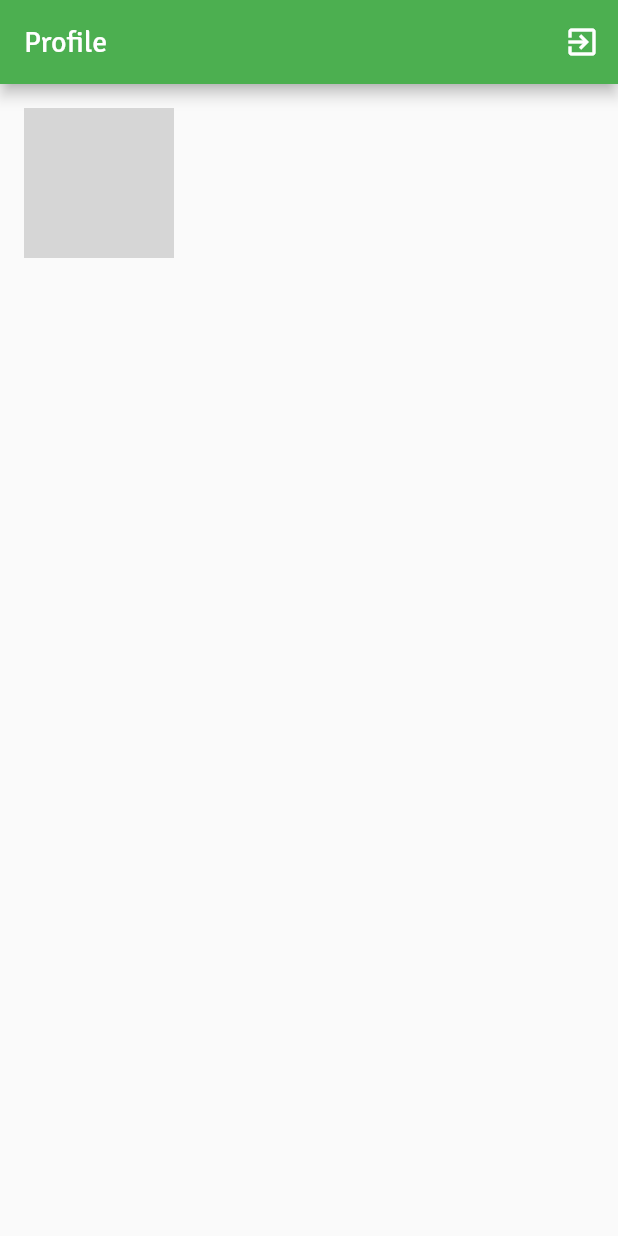
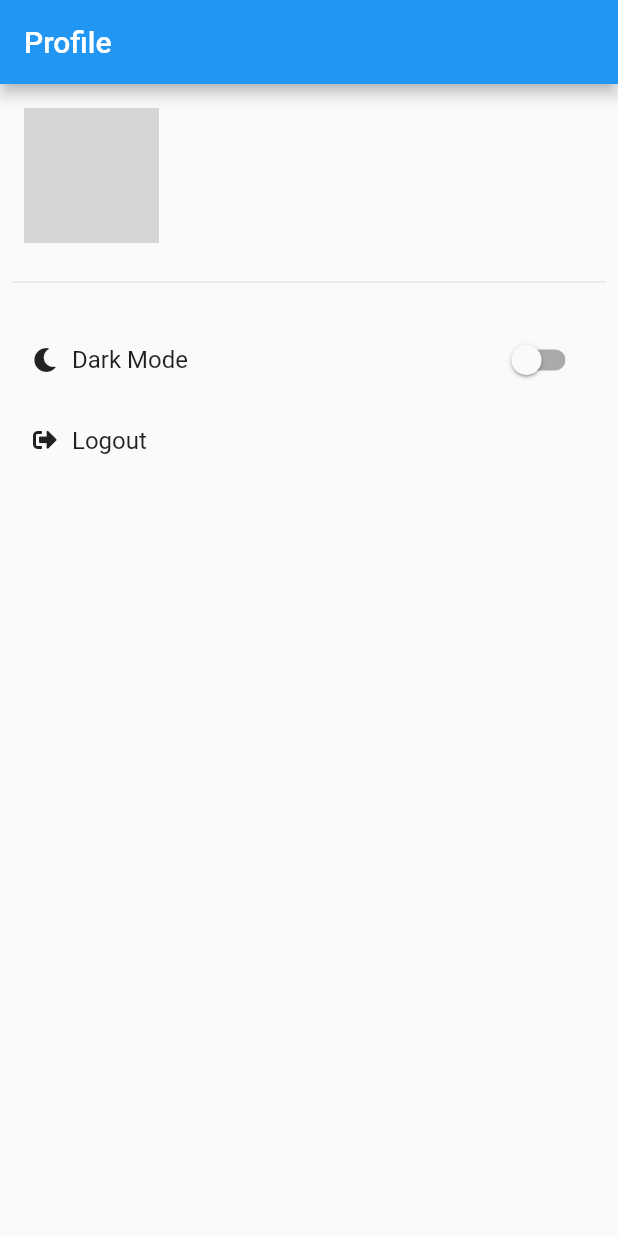
Before and after one commit to keepant/chater, a Flutter app: the Profile screen opened directly, on a phone screen of 412 x 824 dp. Run offline on Flutter 3.47's test engine with Material 2 defaults, Android fonts, the phone set to English and light mode, and no system bars; our stand-ins replace cloud_firestore, firebase_auth, firebase_core, font_awesome_flutter, get, shared_preferences; missing offline and left inert: circular_reveal_animation; accounts and stored records are empty; network calls fail; grey boxes are pictures that could not be loaded.

Commit message:
add dark mode

```diff
--- /dev/null
+++ b/lib/provider/theme_service.dart
@@ -0,0 +1,29 @@
+import 'package:chater/data/preferences/prefs.dart';
+import 'package:flutter/material.dart';
+
+class ThemeService extends ChangeNotifier {
+  ThemeService() {
+    _getTheme();
+  }
+
+  bool _isDarkTheme = false;
+  bool _isAnimated = false;
+
+  bool get isDarkTheme => _isDarkTheme;
+  bool get isAnimated => _isAnimated;
+
+  void _getTheme() async {
+    _isDarkTheme = await prefs.getTheme();
+    notifyListeners();
+  }
+
+  void setDarkTheme(bool value) {
+    prefs.setDarkTheme(value);
+    _getTheme();
+  }
+
+  void setAnimated(bool value) {
+    _isAnimated = value;
+    notifyListeners();
+  }
+}
--- a/lib/screens/home.dart
+++ b/lib/screens/home.dart
@@ -23,8 +23,9 @@ class _HomeState extends State<Home> {
   @override
   Widget build(BuildContext context) {
     return Scaffold(
-      body: Center(
-        child: _listPage[_currentIndex],
+      body: IndexedStack(
+        index: _currentIndex,
+        children: _listPage,
       ),
       bottomNavigationBar: BottomNavigationBar(
         onTap: onBottomNavTab,
--- a/lib/screens/profile/profile.dart
+++ b/lib/screens/profile/profile.dart
@@ -1,16 +1,22 @@
+import 'package:chater/provider/theme_service.dart';
 import 'package:chater/screens/login/login.dart';
 import 'package:chater/widgets/loading.dart';
 import 'package:chater/data/auth/auth.dart';
+import 'package:circular_reveal_animation/circular_reveal_animation.dart';
 import 'package:firebase_auth/firebase_auth.dart';
 import 'package:flutter/material.dart';
+import 'package:font_awesome_flutter/font_awesome_flutter.dart';
 import 'package:get/get.dart';
+import 'package:provider/provider.dart';
 
 class Profile extends StatefulWidget {
   @override
   _ProfileState createState() => _ProfileState();
 }
 
-class _ProfileState extends State<Profile> {
+class _ProfileState extends State<Profile> with SingleTickerProviderStateMixin {
+  AnimationController _animationController;
+  Animation<double> _animation;
   final FirebaseAuth _firebaseAuth = FirebaseAuth.instance;
   User user;
 
@@ -25,49 +31,48 @@ class _ProfileState extends State<Profile> {
   }
 
   @override
+  void initState() {
+    super.initState();
+    _animationController = AnimationController(
+      vsync: this,
+      duration: Duration(milliseconds: 500),
+    );
+    _animation = CurvedAnimation(
+      parent: _animationController,
+      curve: Curves.easeIn,
+    );
+    _animationController.forward();
+  }
+
+  @override
+  void dispose() {
+    _animationController.dispose();
+    super.dispose();
+  }
+
+  @override
   Widget build(BuildContext context) {
     return Scaffold(
       appBar: AppBar(
         automaticallyImplyLeading: false,
         title: Text('Profile'),
-        actions: [
-          IconButton(
-            icon: Icon(Icons.exit_to_app),
-            onPressed: () {
-              Get.dialog(
-                AlertDialog(
-                  title: Text('Logout'),
-                  content: Text('Are you sure?'),
-                  actions: [
-                    FlatButton(
-                      onPressed: () => Get.back(),
-                      child: Text(
-                        'No',
-                        style: TextStyle(color: Colors.red),
       ),
-                    ),
-                    FlatButton(
-                      onPressed: () async {
-                        await auth.signOut();
-                        Get.off(LoginPage());
-                        Get.snackbar(
-                          'Login successfullly!',
-                          'Thanks for using apps!',
-                          snackPosition: SnackPosition.BOTTOM,
-                          backgroundColor: Colors.black,
-                          colorText: Colors.white,
-                        );
+      body: Consumer<ThemeService>(
+        builder: (context, theme, widget) {
+          return theme.isAnimated
+              ? CircularRevealAnimation(
+                  child: _screenBody(),
+                  animation: _animation,
+                  centerOffset: Offset(0, 0),
+                )
+              : _screenBody();
         },
-                      child: Text('Yes'),
-                    )
-                  ],
       ),
     );
-            },
-          )
-        ],
-      ),
-      body: Padding(
+  }
+
+  Widget _screenBody() {
+    return Padding(
       padding: const EdgeInsets.all(8.0),
       child: FutureBuilder<User>(
         future: currentUser(),
@@ -90,7 +95,7 @@ class _ProfileState extends State<Profile> {
                     Padding(
                       padding: const EdgeInsets.all(8.0),
                       child: CircleAvatar(
-                          radius: 50.0,
+                        radius: 45.0,
                         backgroundImage: NetworkImage(
                             'https://ui-avatars.com/api/?size=128&name=${dataUser.displayName}'),
                       ),
@@ -124,6 +129,115 @@ class _ProfileState extends State<Profile> {
                     )
                   ],
                 ),
+                SizedBox(
+                  height: 10.0,
+                ),
+                Divider(),
+                SizedBox(
+                  height: 10.0,
+                ),
+                Padding(
+                  padding: const EdgeInsets.symmetric(
+                    horizontal: 14.0,
+                    vertical: 10.0,
+                  ),
+                  child: Row(
+                    mainAxisAlignment: MainAxisAlignment.spaceBetween,
+                    children: [
+                      Row(
+                        children: [
+                          Icon(
+                            FontAwesomeIcons.solidMoon,
+                            size: 16.0,
+                          ),
+                          SizedBox(width: 10.0),
+                          Text(
+                            'Dark Mode',
+                            style: TextStyle(
+                              fontSize: 16.0,
+                            ),
+                          ),
+                        ],
+                      ),
+                      Consumer<ThemeService>(
+                        builder: (context, theme, widget) {
+                          return Switch(
+                            value: theme.isDarkTheme,
+                            onChanged: (value) {
+                              theme.setAnimated(true);
+                              theme.setDarkTheme(value);
+                              theme.setAnimated(false);
+
+                              if (_animationController.status ==
+                                      AnimationStatus.forward ||
+                                  _animationController.status ==
+                                      AnimationStatus.completed) {
+                                _animationController.reset();
+                                _animationController.forward();
+                              } else {
+                                _animationController.forward();
+                              }
+                            },
+                          );
+                        },
+                      )
+                    ],
+                  ),
+                ),
+                InkWell(
+                  onTap: () {
+                    Get.dialog(
+                      AlertDialog(
+                        title: Text('Logout'),
+                        content: Text('Are you sure?'),
+                        actions: [
+                          FlatButton(
+                            onPressed: () => Get.back(),
+                            child: Text(
+                              'No',
+                              style: TextStyle(color: Colors.red),
+                            ),
+                          ),
+                          FlatButton(
+                            onPressed: () async {
+                              await auth.signOut();
+                              Get.off(LoginPage());
+                              Get.snackbar(
+                                'Login successfullly!',
+                                'Thanks for using apps!',
+                                snackPosition: SnackPosition.BOTTOM,
+                                backgroundColor: Colors.black,
+                                colorText: Colors.white,
+                              );
+                            },
+                            child: Text('Yes'),
+                          )
+                        ],
+                      ),
+                    );
+                  },
+                  child: Padding(
+                    padding: const EdgeInsets.symmetric(
+                      horizontal: 14.0,
+                      vertical: 10.0,
+                    ),
+                    child: Row(
+                      children: [
+                        Icon(
+                          FontAwesomeIcons.signOutAlt,
+                          size: 16.0,
+                        ),
+                        SizedBox(width: 10.0),
+                        Text(
+                          'Logout',
+                          style: TextStyle(
+                            fontSize: 16.0,
+                          ),
+                        ),
+                      ],
+                    ),
+                  ),
+                ),
               ],
             );
           }
@@ -131,7 +245,6 @@ class _ProfileState extends State<Profile> {
           return Loading();
         },
       ),
-      ),
     );
   }
 }
```
Also changed, not shown: lib/data/preferences/prefs.dart (+12 -1 lines), lib/main.dart (+15 -8 lines), pubspec.yaml (+6 -7 lines), pubspec.lock. Lines whose indentation alone changed are shown as unchanged.
